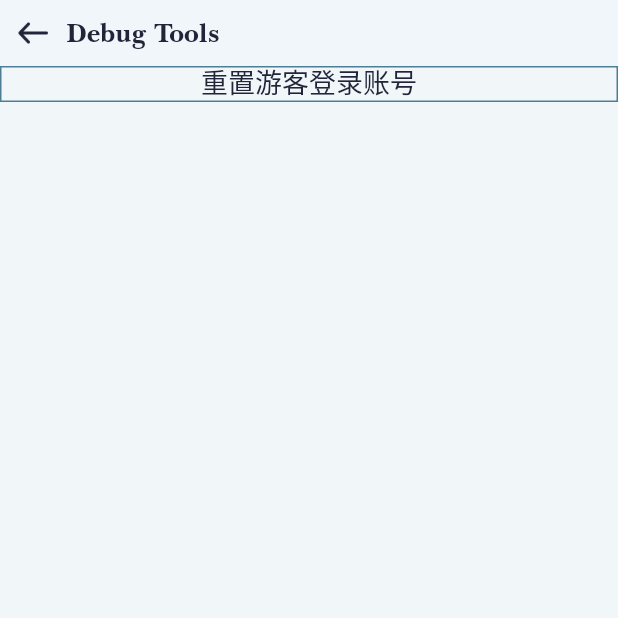
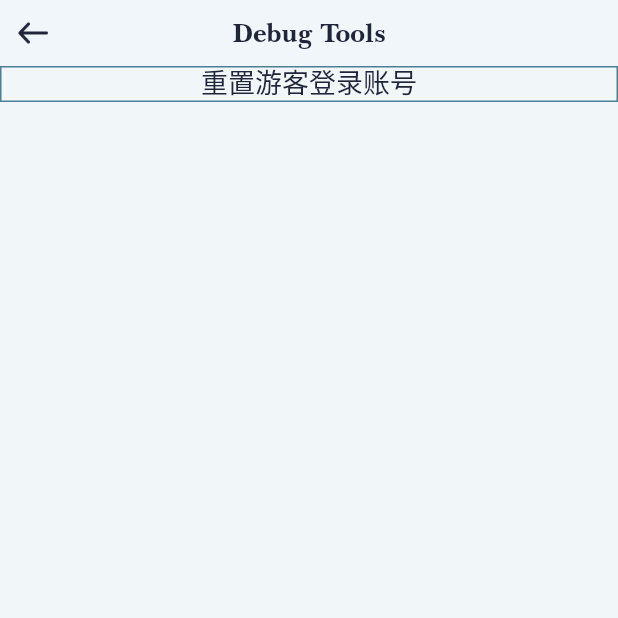
Before and after one commit to FateWuLov/lightlightgo, a Flutter app: the DebugToolsPage screen opened by its route, on a phone screen of 412 x 824 dp, the top half of it. Run offline on Flutter 3.47's test engine with Material 2 defaults, Android fonts, the phone set to English and light mode, and no system bars; drawn by our look-alikes of pull_to_refresh; our stand-ins replace auto_size_text, bot_toast, cached_network_image, dio, event_bus, get and 4 more; missing offline and left inert: devicelocale, encrypt; accounts and stored records are empty; network calls fail.

Commit message:
神婆主页UI修改

```diff
--- a/lib/widgets/base/baseNavBar.dart
+++ b/lib/widgets/base/baseNavBar.dart
@@ -61,7 +61,9 @@ class BaseNavBar extends StatelessWidget {
       return centerItem!;
     }
     return Container(
+      margin: EdgeInsets.only(right: showBackBtn  ? 44 : 0),
       child: Row(
+        mainAxisAlignment: MainAxisAlignment.center,
         children: [
           titleLeft ?? Container(),
           Text(
```
Also changed, not shown: lib/pages/user_profile/view.dart (+1 -14 lines).
